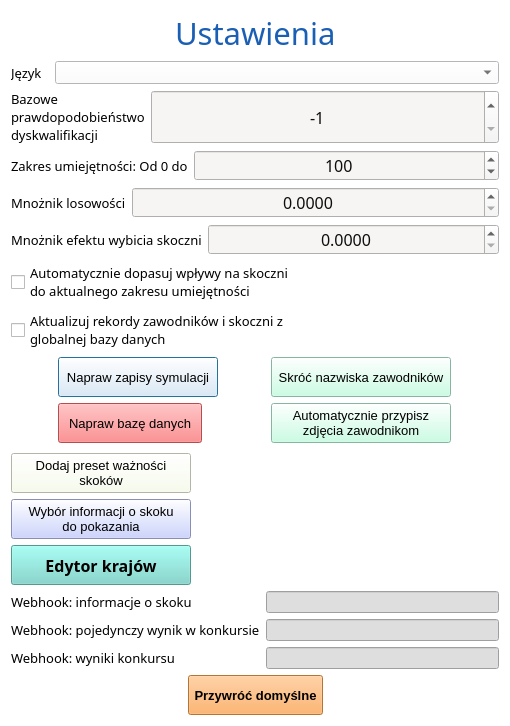
Above: source/UI/AppSettings/AppSettingsWindow.ui from SiekamCebule/sj-sim before the change. Below: the same form after it.
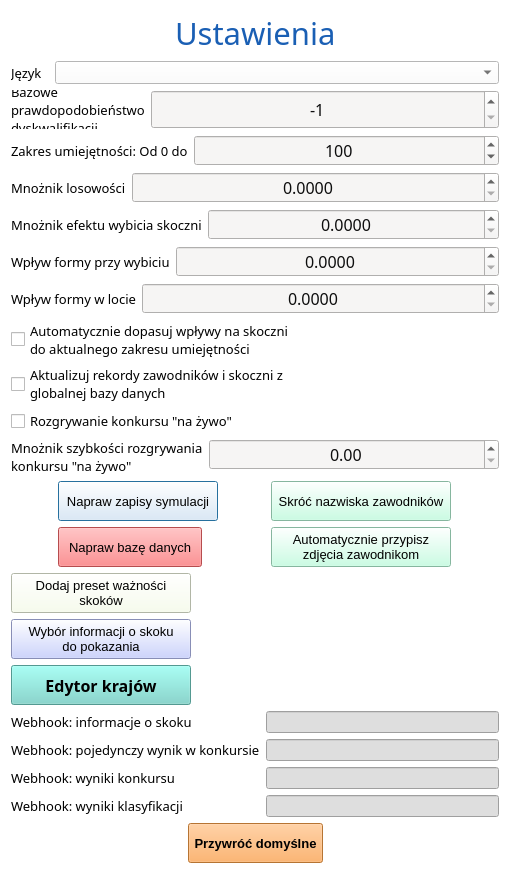
That is the form after the change.

```diff
--- a/source/UI/AppSettings/AppSettingsWindow.ui
+++ b/source/UI/AppSettings/AppSettingsWindow.ui
@@ -7,7 +7,7 @@
     <x>0</x>
     <y>0</y>
     <width>510</width>
-    <height>726</height>
+    <height>874</height>
    </rect>
   </property>
   <property name="windowTitle">
@@ -305,6 +305,92 @@
        </item>
       </layout>
      </item>
+     <item>
+      <layout class="QFormLayout" name="formLayout_8">
+       <item row="0" column="0">
+        <widget class="QLabel" name="label_7">
+         <property name="font">
+          <font>
+           <family>Quicksand Medium</family>
+           <pointsize>10</pointsize>
+          </font>
+         </property>
+         <property name="styleSheet">
+          <string notr="true">color: black;</string>
+         </property>
+         <property name="text">
+          <string>Wpływ formy przy wybiciu</string>
+         </property>
+        </widget>
+       </item>
+       <item row="0" column="1">
+        <widget class="QDoubleSpinBox" name="doubleSpinBox_takeoffFormEffect">
+         <property name="font">
+          <font>
+           <family>Quicksand Medium</family>
+           <pointsize>12</pointsize>
+          </font>
+         </property>
+         <property name="styleSheet">
+          <string notr="true">background-color: rgb(246, 245, 244);
+color: rgb(13, 13, 13);</string>
+         </property>
+         <property name="alignment">
+          <set>Qt::AlignCenter</set>
+         </property>
+         <property name="decimals">
+          <number>4</number>
+         </property>
+         <property name="singleStep">
+          <double>0.100000000000000</double>
+         </property>
+        </widget>
+       </item>
+      </layout>
+     </item>
+     <item>
+      <layout class="QFormLayout" name="formLayout_9">
+       <item row="0" column="0">
+        <widget class="QLabel" name="label_8">
+         <property name="font">
+          <font>
+           <family>Quicksand Medium</family>
+           <pointsize>10</pointsize>
+          </font>
+         </property>
+         <property name="styleSheet">
+          <string notr="true">color: black;</string>
+         </property>
+         <property name="text">
+          <string>Wpływ formy w locie</string>
+         </property>
+        </widget>
+       </item>
+       <item row="0" column="1">
+        <widget class="QDoubleSpinBox" name="doubleSpinBox_flightFormEffect">
+         <property name="font">
+          <font>
+           <family>Quicksand Medium</family>
+           <pointsize>12</pointsize>
+          </font>
+         </property>
+         <property name="styleSheet">
+          <string notr="true">background-color: rgb(246, 245, 244);
+color: rgb(13, 13, 13);</string>
+         </property>
+         <property name="alignment">
+          <set>Qt::AlignCenter</set>
+         </property>
+         <property name="decimals">
+          <number>4</number>
+         </property>
+         <property name="singleStep">
+          <double>0.100000000000000</double>
+         </property>
+        </widget>
+       </item>
+      </layout>
+     </item>
      <item>
       <widget class="QCheckBox" name="checkBox_autoAdjustHillEffects">
        <property name="font">
@@ -339,6 +425,60 @@
        </property>
       </widget>
      </item>
+     <item>
+      <widget class="QCheckBox" name="checkBox_liveCompetition">
+       <property name="font">
+        <font>
+         <family>Quicksand Medium</family>
+         <pointsize>10</pointsize>
+        </font>
+       </property>
+       <property name="styleSheet">
+        <string notr="true">color: black;</string>
+       </property>
+       <property name="text">
+        <string>Rozgrywanie konkursu &quot;na żywo&quot;</string>
+       </property>
+      </widget>
+     </item>
+     <item>
+      <layout class="QFormLayout" name="formLayout_7">
+       <item row="0" column="0">
+        <widget class="QLabel" name="label_6">
+         <property name="font">
+          <font>
+           <family>Quicksand Medium</family>
+           <pointsize>10</pointsize>
+          </font>
+         </property>
+         <property name="styleSheet">
+          <string notr="true">color: black;</string>
+         </property>
+         <property name="text">
+          <string>Mnożnik szybkości rozgrywania
+konkursu &quot;na żywo&quot;</string>
+         </property>
+        </widget>
+       </item>
+       <item row="0" column="1">
+        <widget class="QDoubleSpinBox" name="doubleSpinBox_liveCompSpeed">
+         <property name="font">
+          <font>
+           <family>Quicksand Medium</family>
+           <pointsize>12</pointsize>
+          </font>
+         </property>
+         <property name="styleSheet">
+          <string notr="true">background-color: rgb(246, 245, 244);
+color: rgb(13, 13, 13);</string>
+         </property>
+         <property name="alignment">
+          <set>Qt::AlignCenter</set>
+         </property>
+        </widget>
+       </item>
+      </layout>
+     </item>
     </layout>
    </item>
    <item>
@@ -679,6 +819,35 @@
        </property>
       </widget>
      </item>
+     <item row="3" column="0">
+      <widget class="QLabel" name="label_5">
+       <property name="font">
+        <font>
+         <family>Quicksand Medium</family>
+         <pointsize>10</pointsize>
+        </font>
+       </property>
+       <property name="styleSheet">
+        <string notr="true">color: black;</string>
+       </property>
+       <property name="text">
+        <string>Webhook: wyniki klasyfikacji</string>
+       </property>
+      </widget>
+     </item>
+     <item row="3" column="1">
+      <widget class="QLineEdit" name="lineEdit_clsResultsWh">
+       <property name="font">
+        <font>
+         <pointsize>7</pointsize>
+        </font>
+       </property>
+       <property name="styleSheet">
+        <string notr="true">background-color: rgb(222, 222, 222);
+color: rgb(0, 0, 0);</string>
+       </property>
+      </widget>
+     </item>
     </layout>
    </item>
    <item>
```
